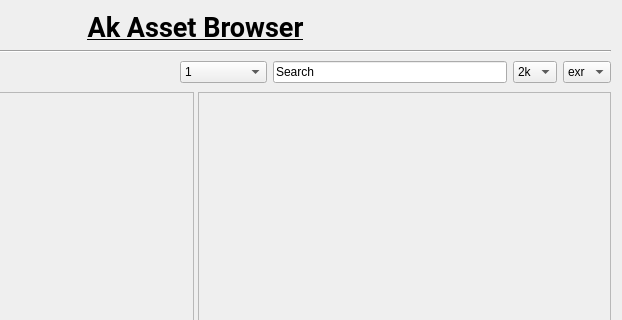
Before: the Qt Designer form src/ui/mainUI.ui in Akshay25798/VFX-Asset_Browser_Houdini, drawn with Qt 5; both pictures show x 231 to 853 and y 0 to 320 of the 853 by 607 pixel window.
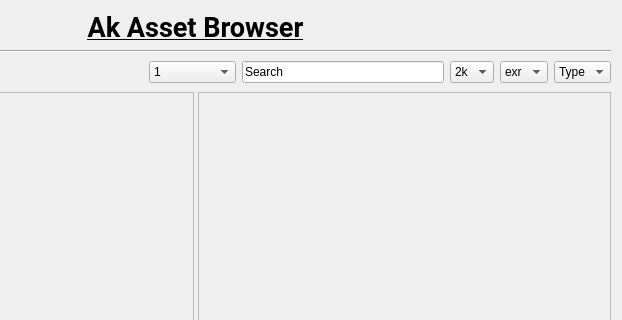
After: the same form once the commit is applied.

Commit message: modified:   python_panels/akAssetBrowser.pypanel 	new file:   src/__pycache__/houdiniPythonState.cpython-37.pyc 	modified:   src/__pycache__/main.cpython-37.pyc 	new file:   src/houdiniPythonState.py 	modified:   src/main.py 	modified:   src/ui/mainUI.ui

```diff
--- a/src/ui/mainUI.ui
+++ b/src/ui/mainUI.ui
@@ -167,6 +167,15 @@
          </item>
         </widget>
        </item>
+       <item>
+        <widget class="QComboBox" name="assetType">
+         <item>
+          <property name="text">
+           <string>Type</string>
+          </property>
+         </item>
+        </widget>
+       </item>
       </layout>
      </item>
     </layout>
```
Left out of the diff: 8 changed lines with no effect on the pictures. The commit also changes 5 other files.
